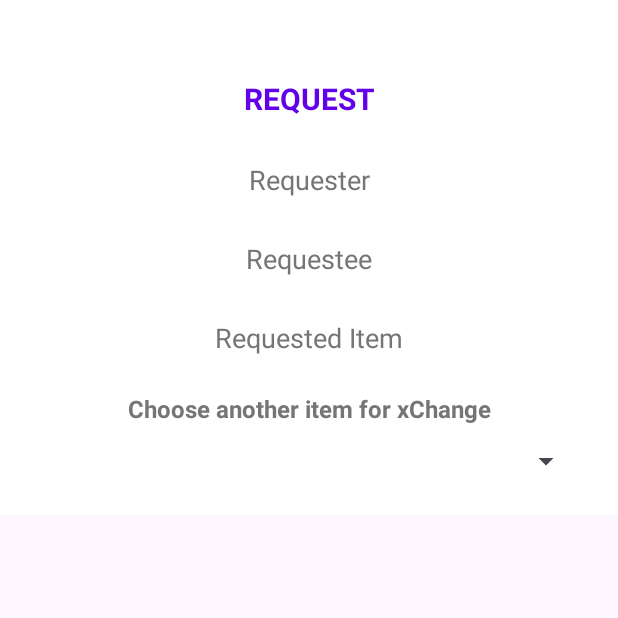
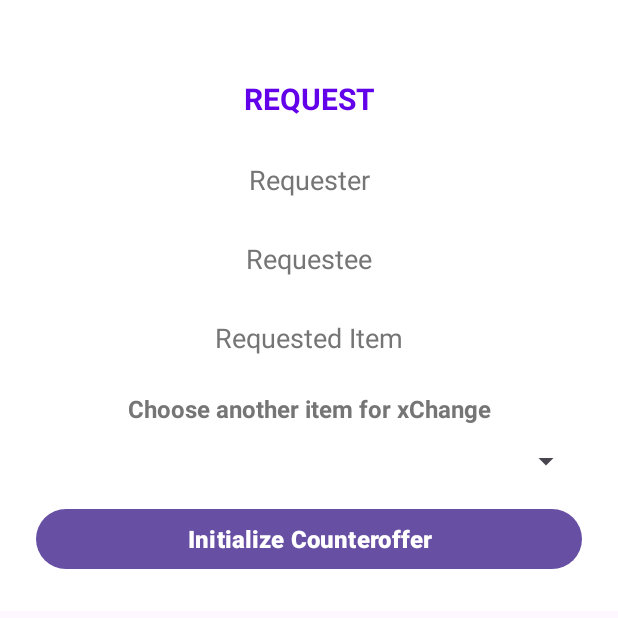
Before and after one commit to totallyreformed/xChange, an Android app: the Counteroffer screen opened directly, with no data from a screen before it, on a phone screen of 412 x 824 dp, the top half of it. Run offline under Robolectric (Android 15) with nearby library versions, the phone set to English and light mode, and no system bars; our stand-ins replace Room's generated code; 1 statement that could not run was skipped.

Commit message:
Started implementing the counter offer logic

```diff
--- a/app/src/main/java/com/example/xchange/CounterOffer/Counteroffer.java
+++ b/app/src/main/java/com/example/xchange/CounterOffer/Counteroffer.java
@@ -1,12 +1,17 @@
 package com.example.xchange.CounterOffer;
 
 import android.os.Bundle;
+import android.util.Log;
+import android.widget.Button;
 import android.widget.Spinner;
 import android.widget.TextView;
 import android.widget.AdapterView;
 import android.widget.ArrayAdapter;
+import android.widget.Toast;
 
+import androidx.annotation.NonNull;
 import androidx.appcompat.app.AppCompatActivity;
+import androidx.lifecycle.ViewModel;
 import androidx.lifecycle.ViewModelProvider;
 
 import com.example.xchange.R;
@@ -29,7 +34,13 @@ public class Counteroffer extends AppCompatActivity {
         setContentView(R.layout.activity_counter_offer);
 
         // Initialize ViewModel
-        viewModel = new ViewModelProvider(this).get(CounterofferViewModel.class);
+        viewModel = new ViewModelProvider(this, new ViewModelProvider.Factory() {
+            @NonNull
+            @Override
+            public <T extends ViewModel> T create(@NonNull Class<T> modelClass) {
+                return (T) new CounterofferViewModel(Counteroffer.this);
+            }
+        }).get(CounterofferViewModel.class);
 
         // Retrieve UI components
         Requester = findViewById(R.id.requesterTextView);
@@ -43,20 +54,38 @@ public class Counteroffer extends AppCompatActivity {
         viewModel.getRequestedItemText().observe(this, text -> RequestedItem.setText(text));
 
         // Observe spinner items from ViewModel
-        viewModel.getSpinnerItems().observe(this, spinnerItems -> populateSpinner(spinnerItems));
+        viewModel.getSpinnerItems().observe(this, this::populateSpinner);
 
         Request request = getIntent().getParcelableExtra("REQUEST");
+        assert request != null;
+        String user=request.getRequestee().getUsername();
         ArrayList<Item> items = getIntent().getParcelableArrayListExtra("XCHANGER_ITEMS");
 
-        // Pass request to ViewModel
-        if (request != null) {
-            viewModel.setRequestDetails(request);
-        }
+        viewModel.setRequestDetails(request);
 
-        // Pass items to ViewModel to populate the spinner
         if (items != null) {
             viewModel.populateSpinner(items);
         }
+
+        Button initializeCounterofferButton = findViewById(R.id.initializeCounterofferButton);
+        initializeCounterofferButton.setOnClickListener(view -> {
+            Item selectedItem = (Item) OfferedItemSpinner.getSelectedItem();
+            if (selectedItem != null) {
+                viewModel.findRequest(request.getRequestedItem().getItemId(), user, (found, foundRequest) -> {
+                    runOnUiThread(() -> { // Ensure this block runs on the main thread
+                        if (found) {
+                            Log.d("Counteroffer", "Request found: " + foundRequest);
+                            // Handle found request and create counteroffer
+                        } else {
+                            Toast.makeText(this, "No matching request found!", Toast.LENGTH_SHORT).show();
+                        }
+                    });
+                });
+            } else {
+                Toast.makeText(this, "Please select an item to counteroffer.", Toast.LENGTH_SHORT).show();
+            }
+        });
+
     }
 
     // Helper method to populate the spinner
--- a/app/src/main/java/com/example/xchange/CounterOffer/CounterofferPresenter.java
+++ b/app/src/main/java/com/example/xchange/CounterOffer/CounterofferPresenter.java
@@ -1,11 +1,13 @@
 package com.example.xchange.CounterOffer;
 
+import android.content.Context;
 import android.util.Log;
 
 import androidx.lifecycle.MutableLiveData;
 
 import com.example.xchange.Item;
 import com.example.xchange.Request;
+import com.example.xchange.database.UserRepository;
 
 import java.util.List;
 
@@ -17,21 +19,16 @@ public class CounterofferPresenter {
     private MutableLiveData<List<Item>> spinnerItems;
     private MutableLiveData<String> selectedItemText;
     private MutableLiveData<String> errorMessage;
+    private UserRepository userRepository;
 
-    public CounterofferPresenter(
-            MutableLiveData<String> requesterText,
-            MutableLiveData<String> requesteeText,
-            MutableLiveData<String> requestedItemText,
-            MutableLiveData<List<Item>> spinnerItems,
-            MutableLiveData<String> selectedItemText,
-            MutableLiveData<String> errorMessage
-    ) {
+    public CounterofferPresenter(MutableLiveData<String> requesterText, MutableLiveData<String> requesteeText, MutableLiveData<String> requestedItemText, MutableLiveData<List<Item>> spinnerItems, MutableLiveData<String> selectedItemText, MutableLiveData<String> errorMessage, Context context) {
         this.requesterText = requesterText;
         this.requesteeText = requesteeText;
         this.requestedItemText = requestedItemText;
         this.spinnerItems = spinnerItems;
         this.selectedItemText = selectedItemText;
         this.errorMessage = errorMessage;
+        this.userRepository=new UserRepository(context);
     }
 
     public void processRequestDetails(Request request) {
@@ -67,4 +64,19 @@ public class CounterofferPresenter {
     public void displayError(String message) {
         errorMessage.setValue(message);
     }
+    public void findRequest(long itemId, String username, UserRepository.FindRequestCallback callback) {
+        // Delegate to UserRepository
+        userRepository.findRequest(itemId, username, new UserRepository.FindRequestCallback() {
+            @Override
+            public void onResult(boolean found, Request request) {
+                if (found) {
+                    callback.onResult(true, request);
+                } else {
+                    callback.onResult(false, null);
+                }
+            }
+        });
+    }
+
+
 }
--- a/app/src/main/java/com/example/xchange/CounterOffer/CounterofferViewModel.java
+++ b/app/src/main/java/com/example/xchange/CounterOffer/CounterofferViewModel.java
@@ -1,4 +1,6 @@
 package com.example.xchange.CounterOffer;
+
+import android.content.Context;
 
 import androidx.lifecycle.LiveData;
 import androidx.lifecycle.MutableLiveData;
@@ -6,6 +8,7 @@ import androidx.lifecycle.ViewModel;
 
 import com.example.xchange.Item;
 import com.example.xchange.Request;
+import com.example.xchange.database.UserRepository;
 
 import java.util.List;
 
@@ -20,9 +23,9 @@ public class CounterofferViewModel extends ViewModel {
 
     private CounterofferPresenter presenter;
 
-    public CounterofferViewModel() {
+    public CounterofferViewModel(Context context) {
         // Initialize presenter and pass LiveData references
-        presenter = new CounterofferPresenter(requesterText, requesteeText, requestedItemText, spinnerItems, selectedItemText, errorMessage);
+        presenter = new CounterofferPresenter(requesterText, requesteeText, requestedItemText, spinnerItems, selectedItemText, errorMessage,context);
     }
 
     // LiveData Getters
@@ -74,4 +77,19 @@ public class CounterofferViewModel extends ViewModel {
     public void setError(String message) {
         presenter.displayError(message);
     }
+    public void findRequest(long itemId, String username, UserRepository.FindRequestCallback callback) {
+        // Delegate the logic to the presenter
+        presenter.findRequest(itemId, username, new UserRepository.FindRequestCallback() {
+            @Override
+            public void onResult(boolean found, Request request) {
+                if (found) {
+                    // You can handle additional logic here if needed before passing to the callback
+                    callback.onResult(true, request);
+                } else {
+                    callback.onResult(false, null);
+                }
+            }
+        });
+    }
+
 }
--- a/app/src/main/java/com/example/xchange/database/UserRepository.java
+++ b/app/src/main/java/com/example/xchange/database/UserRepository.java
@@ -306,8 +306,6 @@ public class UserRepository {
     public void getReceivedRequests(RequestItemsCallback callback) {
         executor.execute(() -> {
             try {
-                // Assuming you have a way to identify Admin's username or use a global query
-                // For simplicity, fetch all received requests
                 List<Request> requests = requestDao.getAllReceivedRequests(); // Implement this in RequestDao
                 callback.onSuccess(requests);
             } catch (Exception e) {
@@ -410,9 +408,6 @@ public class UserRepository {
                         return;
                     }
                 }
-
-                // No matching request found
-                Log.d("FindRequest", "No matching request found in Repository.");
                 callback.onResult(false, null);
             } catch (Exception e) {
                 Log.e("FindRequest", "Error finding request: ", e);
--- a/app/src/main/res/layout/activity_counter_offer.xml
+++ b/app/src/main/res/layout/activity_counter_offer.xml
@@ -92,4 +92,15 @@
         app:layout_constraintEnd_toEndOf="parent"
         app:layout_constraintStart_toStartOf="parent"
         app:layout_constraintTop_toBottomOf="@id/spinnerLabel" />
+    <Button
+        android:id="@+id/initializeCounterofferButton"
+        android:layout_width="0dp"
+        android:layout_height="wrap_content"
+        android:text="Initialize Counteroffer"
+        android:textSize="16sp"
+        android:textStyle="bold"
+        android:layout_marginTop="16dp"
+        app:layout_constraintTop_toBottomOf="@id/offeredItemSpinner"
+        app:layout_constraintStart_toStartOf="parent"
+        app:layout_constraintEnd_toEndOf="parent" />
 </androidx.constraintlayout.widget.ConstraintLayout>
```
